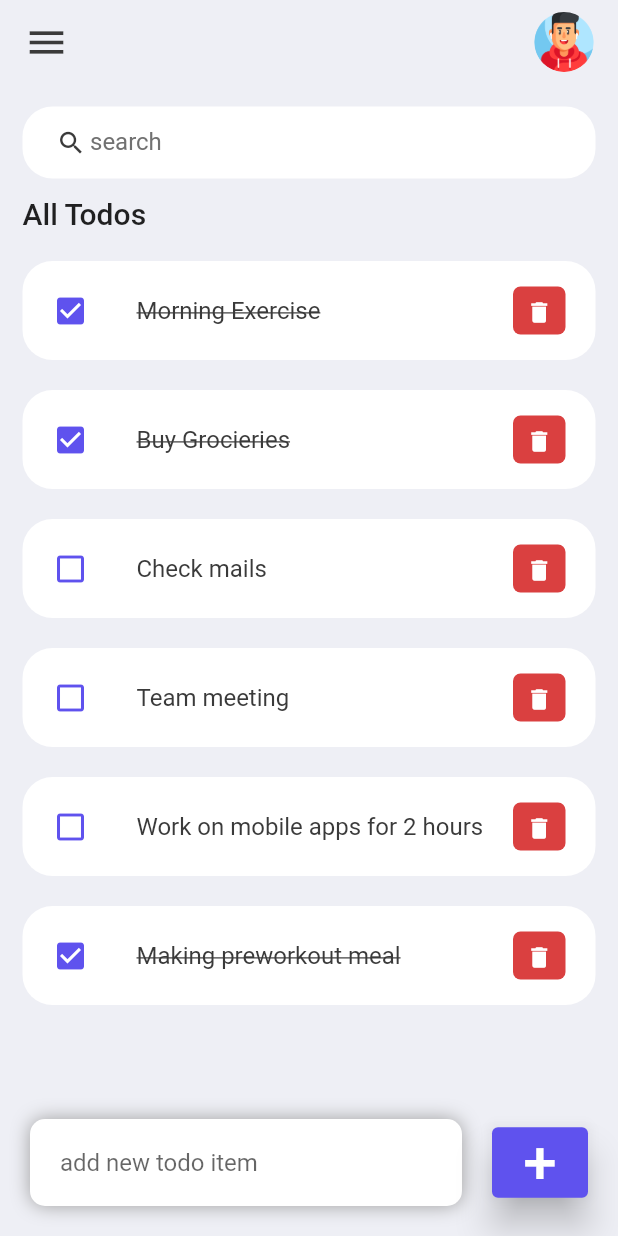
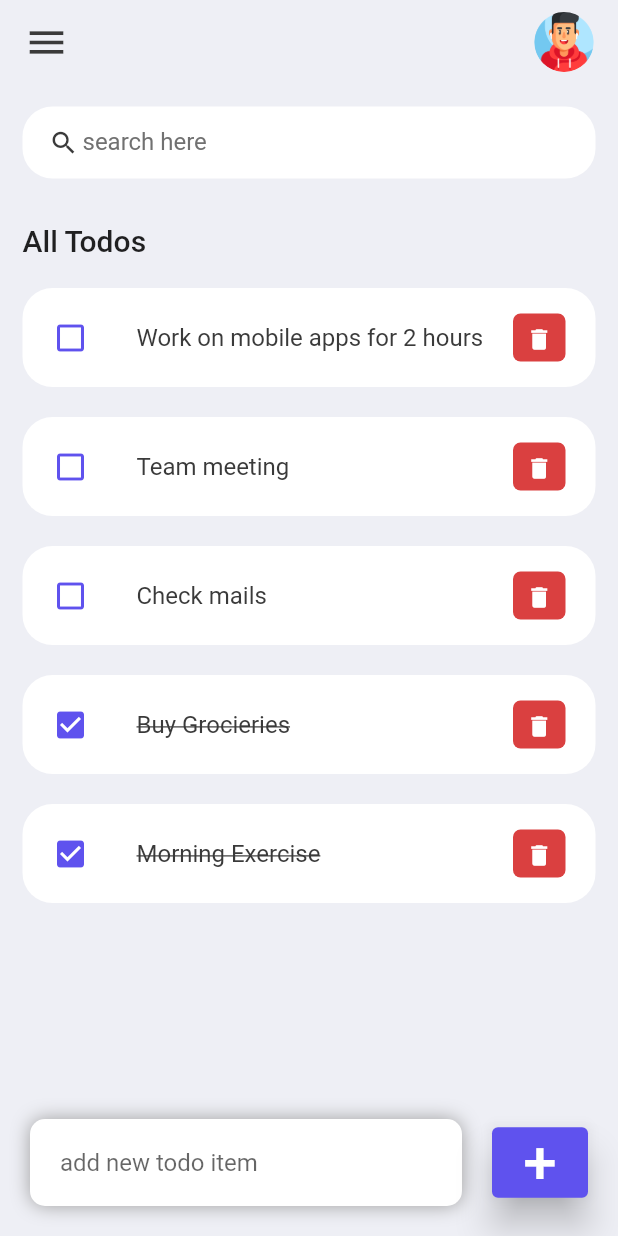
Before and after one commit to Supun222/flutter_todo_app, a Flutter app: the screen it shows after launch, after a tap on the "delete" icon, on a phone screen of 412 x 824 dp. Run offline on Flutter 3.47's test engine with Material 2 defaults, Android fonts, the phone set to English and light mode, and no system bars.

Commit message:
added CRUD features

```diff
--- a/lib/model/todo.dart
+++ b/lib/model/todo.dart
@@ -16,7 +16,7 @@ class Todo {
       Todo(id: '3', TodoText: 'Check mails'),
       Todo(id: '4', TodoText: 'Team meeting'),
       Todo(id: '5', TodoText: 'Work on mobile apps for 2 hours'),
-      Todo(id: '5', TodoText: 'Making preworkout meal', isDone: true),
+      Todo(id: '6', TodoText: 'Making preworkout meal', isDone: true),
     ];
   }
 }
--- a/lib/screen/home.dart
+++ b/lib/screen/home.dart
@@ -3,10 +3,23 @@ import 'package:flutter_todo_app/constants/colors.dart';
 import 'package:flutter_todo_app/model/todo.dart';
 import 'package:flutter_todo_app/widgets/todo_item.dart';
 
-class Home extends StatelessWidget {
+class Home extends StatefulWidget {
   Home({Key? key}) : super(key: key);
 
+  @override
+  State<Home> createState() => _HomeState();
+}
+
+class _HomeState extends State<Home> {
   final TodosList = Todo.todoList();
+  final _todoController = TextEditingController();
+  List<Todo> _foundTodo = [];
+
+  @override
+  void initState() {
+    _foundTodo = TodosList;
+    super.initState();
+  }
 
   @override
   Widget build(BuildContext context) {
@@ -17,7 +30,7 @@ class Home extends StatelessWidget {
         children: [
           Container(
             padding: EdgeInsets.symmetric(horizontal: 15, vertical: 15),
-            child: Stack(
+            child: Column(
               children: [
                 searchBox(),
                 Expanded(
@@ -25,7 +38,7 @@ class Home extends StatelessWidget {
                     children: [
                       Container(
                         margin: EdgeInsets.only(
-                          top: 60,
+                          top: 30,
                           bottom: 20),
                         child: Text(
                           'All Todos',
@@ -35,8 +48,12 @@ class Home extends StatelessWidget {
                           ),
                         ),
                       ),
-                      for ( Todo todo in TodosList)
-                        TodoItem(todo: todo)
+                      for ( Todo todo in _foundTodo.reversed)
+                        TodoItem(
+                          todo: todo,
+                          onTodoChange: _handleTodoChange,
+                          onDeleteItem: _deleteTodoItem,
+                        )
                     ],
                   ),
                 )
@@ -62,6 +79,7 @@ class Home extends StatelessWidget {
                         borderRadius: BorderRadius.circular(10)
                       ) ,
                       child: TextField(
+                        controller: _todoController,
                         decoration: InputDecoration (
                           hintText: 'add new todo item',
                           border: InputBorder.none
@@ -73,7 +91,9 @@ class Home extends StatelessWidget {
                   margin: EdgeInsets.only(bottom: 20, right: 20),
                   child: ElevatedButton(
                     child: Text('+', style: TextStyle(fontSize:  40,),),
-                    onPressed: () {},
+                    onPressed: () {
+                      _addTodoItem(_todoController.text);
+                    },
                     style: ElevatedButton.styleFrom(
                       primary: tdBlue,
                       elevation: 10,
@@ -89,15 +109,54 @@ class Home extends StatelessWidget {
     );
   }
 
+void _handleTodoChange(Todo todo) {
+  setState(() {
+    todo.isDone = !todo.isDone;
+  });
+
+}
+
+void _deleteTodoItem(String id) {
+  setState(() {
+    TodosList.removeWhere((item) => item.id == id);
+  });
+}
+
+void _addTodoItem(String itemName) {
+  setState(() {
+    TodosList.add(Todo(id: DateTime.now().millisecondsSinceEpoch.toString(), TodoText: itemName));
+  });
+  _todoController.clear();
+}
+
+void _runFilter(String enteredKeyword) {
+  List<Todo> results = [];
+  if(enteredKeyword.isEmpty) {
+    results = TodosList;
+  }
+  else {
+    results = TodosList
+      .where((item) => item.TodoText!
+          .toLowerCase()
+          .contains(enteredKeyword.toLowerCase()))
+      .toList();
+  }
+
+  setState(() {
+    _foundTodo = results;
+  });
+}
+
 Widget searchBox() {
   return Container(
-    padding: EdgeInsets.symmetric(horizontal: 20),
+    padding: const EdgeInsets.symmetric(horizontal: 15),
     decoration: BoxDecoration(
       color: Colors.white,
       borderRadius: BorderRadius.circular(20)
     ),
     child: TextField(
-      decoration: InputDecoration(
+      onChanged: (value) => _runFilter(value),
+      decoration: const InputDecoration(
         contentPadding:  EdgeInsets.all(0),
         prefixIcon:  Icon(
           Icons.search,
@@ -109,7 +168,7 @@ Widget searchBox() {
           minWidth: 25
         ),
         border: InputBorder.none,
-        hintText: 'search',
+        hintText: 'search here',
         hintStyle: TextStyle(
           color: tdGrey
         )
@@ -125,7 +184,7 @@ Widget searchBox() {
       title: Row(
         mainAxisAlignment: MainAxisAlignment.spaceBetween,
         children: [
-        Icon(
+          const Icon(
             Icons.menu,
             color: tdBlack,
             size: 30,
@@ -138,7 +197,8 @@ Widget searchBox() {
               child: Image.asset('assets/images/avatar.png'),
             ),
           )
-      ],),
+        ]
+      ),
     );
   }
 }
--- a/lib/widgets/todo_item.dart
+++ b/lib/widgets/todo_item.dart
@@ -4,8 +4,15 @@ import 'package:flutter_todo_app/model/todo.dart';
 
 class TodoItem extends StatelessWidget {
   final Todo todo;
+  final onTodoChange;
+  final onDeleteItem;
 
-  const TodoItem({Key? key, required this.todo}) : super(key: key);
+  const TodoItem({
+    Key? key,
+    required this.todo,
+    required this.onTodoChange,
+    required this.onDeleteItem
+    }) : super(key: key);
 
   @override
   Widget build(BuildContext context) {
@@ -13,7 +20,7 @@ class TodoItem extends StatelessWidget {
       margin: EdgeInsets.only(bottom: 20),
       child: ListTile(
         onTap: () {
-          print("Clicked on the Todo Item");
+          onTodoChange(todo);
         },
         shape: RoundedRectangleBorder(
           borderRadius: BorderRadius.circular(20)
@@ -46,7 +53,8 @@ class TodoItem extends StatelessWidget {
               iconSize: 18,
               icon: Icon(Icons.delete),
               onPressed: () {
-                print("Clicked on delete icon");
+                // print("Clicked on delete icon");
+                onDeleteItem(todo.id);
               },
             ),
           ),
```
Lines whose indentation alone changed are shown as unchanged.
